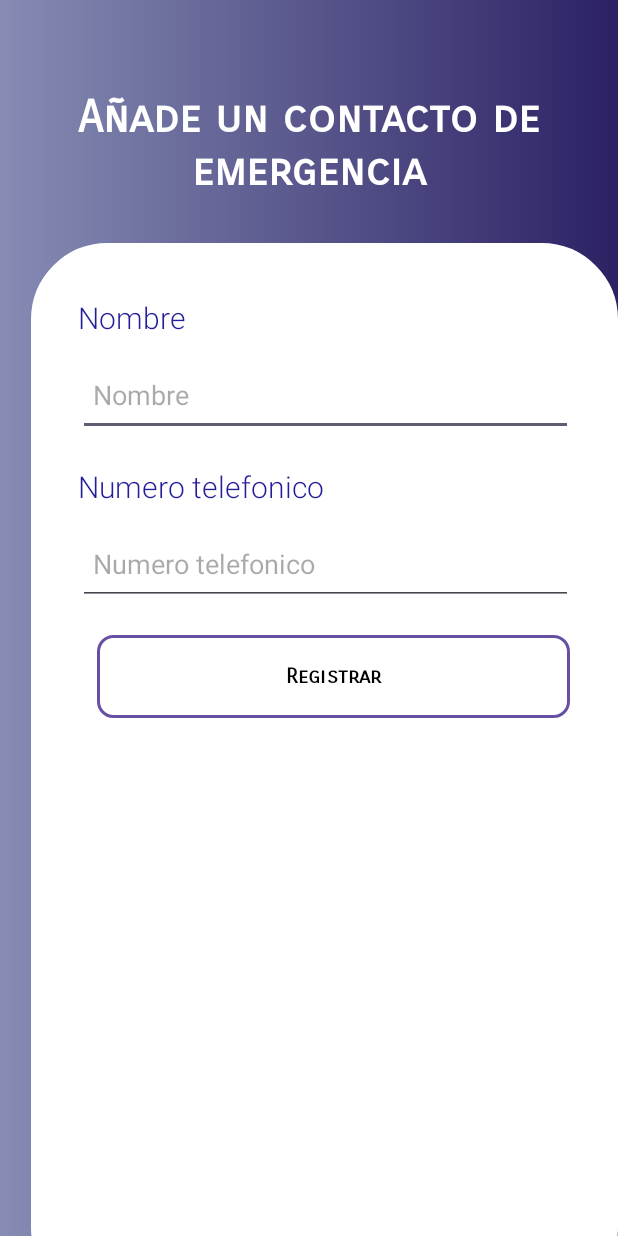
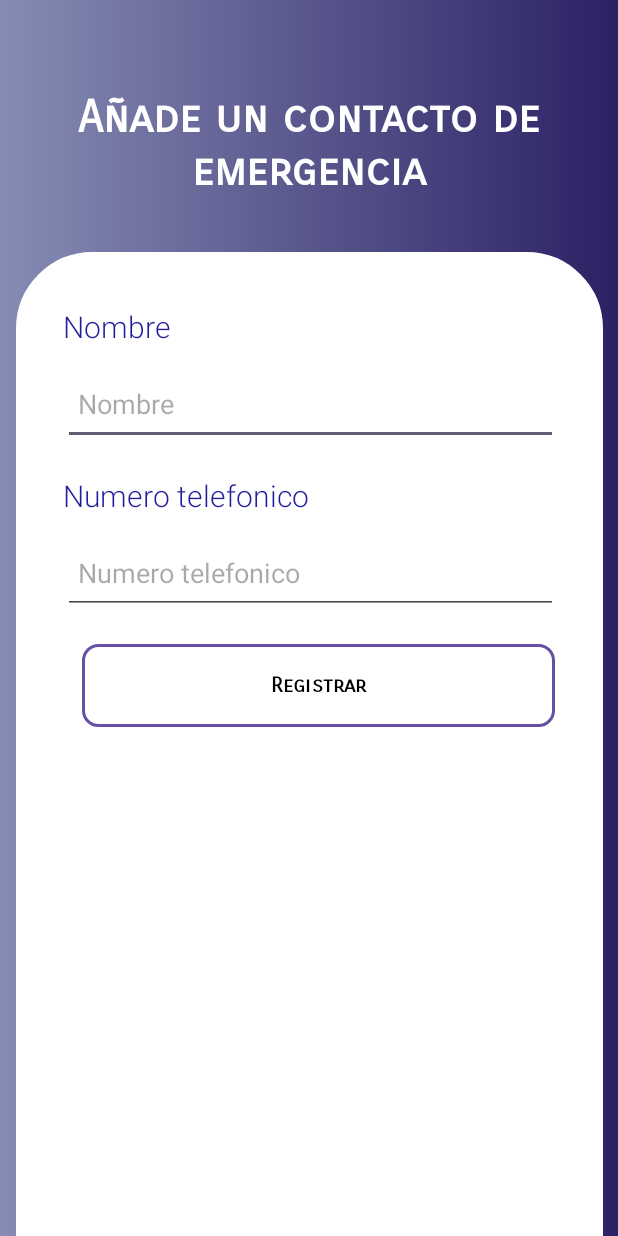
Before and after one commit to Karoolzr/Salud360, an Android app: the ContactoEmergencia screen opened directly, with no data from a screen before it, on a phone screen of 412 x 824 dp. Run offline under Robolectric (Android 15) with nearby library versions, the phone set to English and light mode, and no system bars; Roboto replaces fonts that are not available here.

Commit message:
commit message

```diff
--- a/app/src/main/java/com/example/salud/Registro.kt
+++ b/app/src/main/java/com/example/salud/Registro.kt
@@ -14,9 +14,9 @@ class Registro :AppCompatActivity() {
         enableEdgeToEdge()
         setContentView(R.layout.activity_registro)
 
-        val nombre = findViewById<EditText>(R.id.editTextNombre2)
-        val correo = findViewById<EditText>(R.id.editTextCorreo2)
-        val contrasena =  findViewById<EditText>(R.id.editTextContraseña2)
+        val nombre = findViewById<EditText>(R.id.editTextNombre)
+        val correo = findViewById<EditText>(R.id.editTextCorreo)
+        val contrasena =  findViewById<EditText>(R.id.editTextContraseña)
         val confContrasena =  findViewById<EditText>(R.id.editTextConfirmarContraseña)
         val registrarse = findViewById<Button>(R.id.buttonRegistrarse)
         val iniciarSesion = findViewById<Button>(R.id.buttonIniciarSesion)
--- a/app/src/main/res/layout/activity_contacto_emergencia.xml
+++ b/app/src/main/res/layout/activity_contacto_emergencia.xml
@@ -30,12 +30,11 @@
         android:layout_width="391dp"
         android:layout_height="707dp"
         android:layout_centerInParent="true"
-        android:layout_marginTop="30dp"
+        android:layout_marginTop="36dp"
         android:background="@drawable/cuadro_blanco"
         android:orientation="vertical"
         android:padding="16dp"
         app:layout_constraintEnd_toEndOf="parent"
-        app:layout_constraintHorizontal_bias="1.0"
         app:layout_constraintStart_toStartOf="parent"
         app:layout_constraintTop_toBottomOf="@+id/textCrea">
 
```
Also changed, not shown: app/src/main/java/contacto/emergencia.kt (added, +34 -0 lines).
